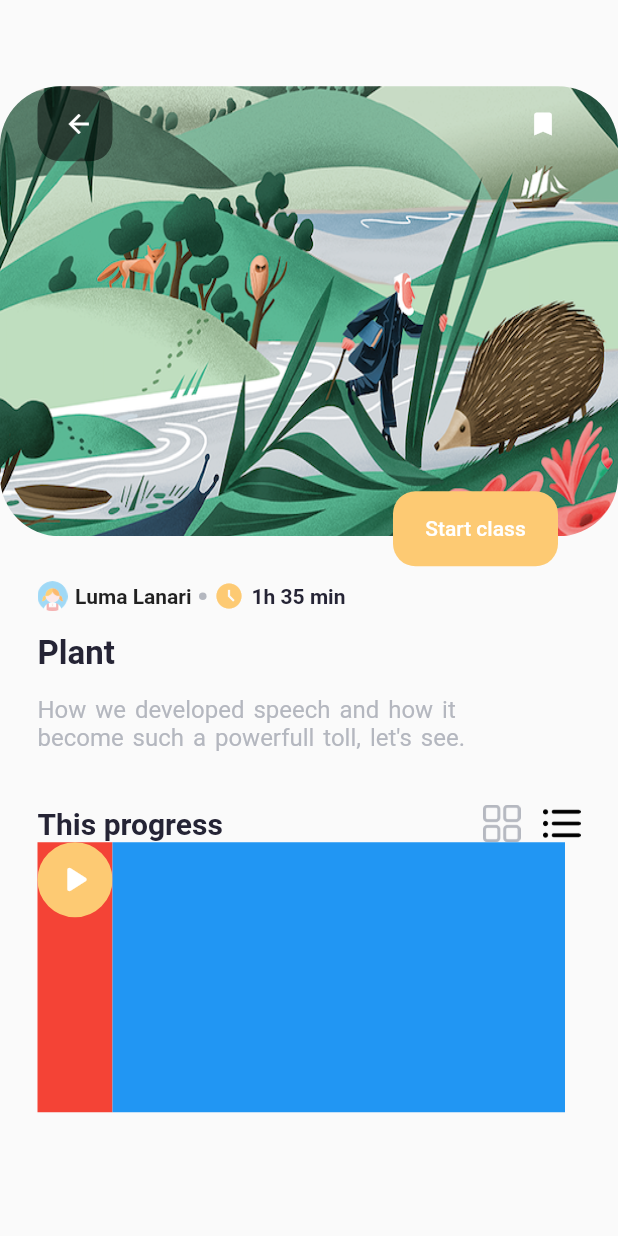
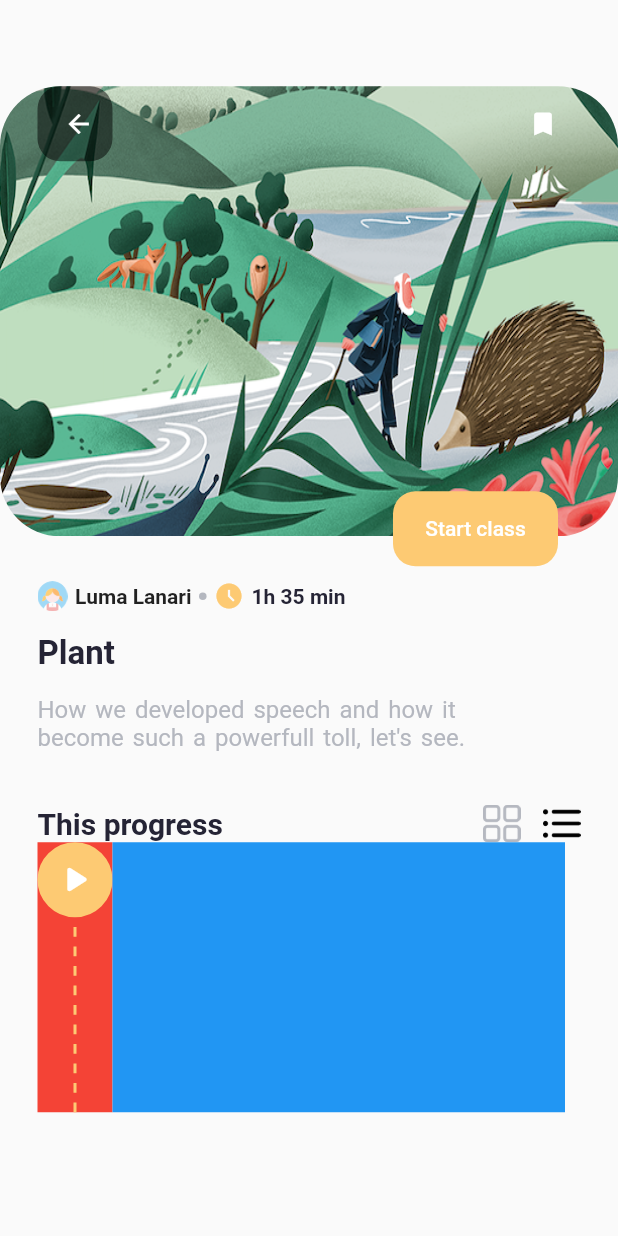
Before and after one commit to beshprakash11/course_app, a Flutter app: the screen it shows after launch, after a tap on "Start", on a phone screen of 412 x 824 dp. Run offline on Flutter 3.47's test engine with Material 2 defaults, Android fonts, the phone set to English and light mode, and no system bars; our stand-ins replace percent_indicator.

Commit message:
Add sidebar of progress completed

```diff
--- a/lib/screens/detail/widget/course_module.dart
+++ b/lib/screens/detail/widget/course_module.dart
@@ -13,7 +13,7 @@ class CourseModule extends StatelessWidget {
           child: Column(
             children: [
               Container(
-                padding: EdgeInsets.all(8),
+                padding: const EdgeInsets.all(8),
                 decoration: BoxDecoration(
                   border: Border.all(color: module.iconBorder, width: 2),
                   color: module.iconBG,
@@ -21,6 +21,15 @@ class CourseModule extends StatelessWidget {
                 ),
                 child: Icon(module.icon, size: 30, color: module.iconColor,)
               ),
+              Expanded(child: Column(
+                children:
+                  List.generate(20, (index) => Expanded(
+                    child: Container(
+                      width: 2,
+                      color: index % 2 == 0 ? Colors.transparent : module.iconBorder,
+                    ),
+                  )))
+              )
           ],),
           color: Colors.red,)),
         Flexible(flex: 5,child: Container(color: Colors.blue,)),
```
